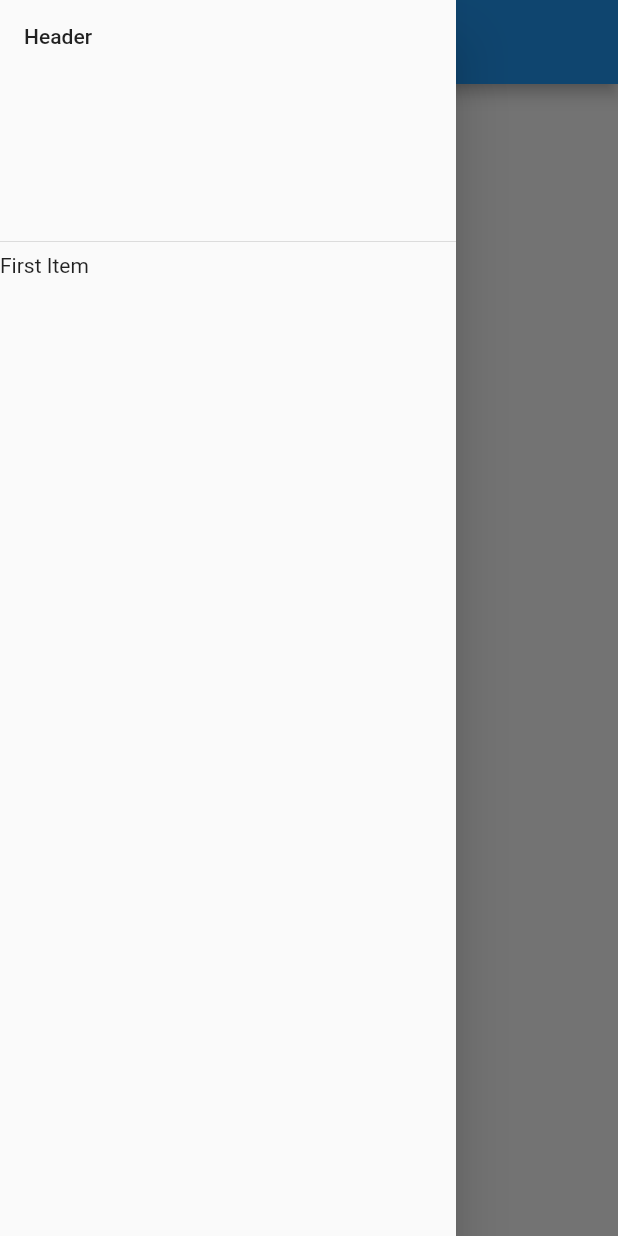
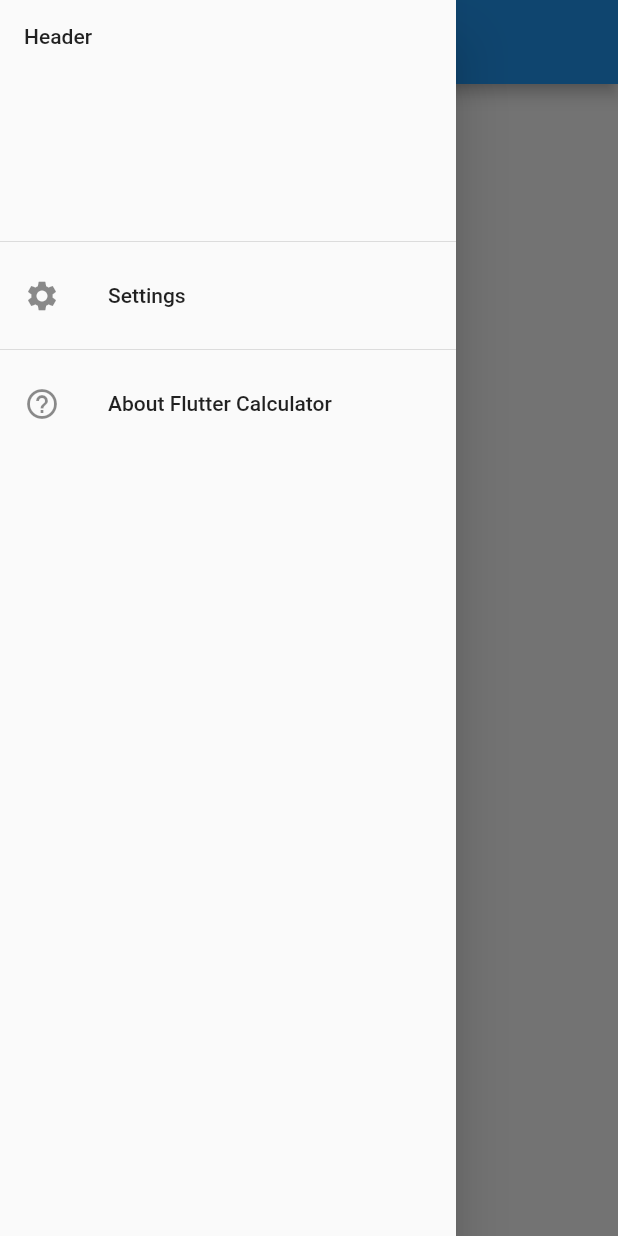
Before and after one commit to JRichter4/flutter-calc, a Flutter app: the screen it shows after launch, with the side drawer open, on a phone screen of 412 x 824 dp. Run offline on Flutter 3.47's test engine with Material 2 defaults, Android fonts, the phone set to English and light mode, and no system bars.

Commit message:
Create About Link
About this App link created in the navigation panel. A class was added for a LinkTextSpan to be used for TextSpans that can act as links

```diff
--- a/lib/calculator/drawer.dart
+++ b/lib/calculator/drawer.dart
@@ -1,4 +1,5 @@
 import 'package:flutter/material.dart';
+import 'package:calculator/tools/link_text_span.dart';
 
 class CalculatorDrawerHeader extends StatefulWidget {
   const CalculatorDrawerHeader({Key key}) : super(key: key);
@@ -10,7 +11,7 @@ class CalculatorDrawerHeader extends StatefulWidget {
 class _CalculatorDrawerHeaderState extends State<CalculatorDrawerHeader> {
   @override
   Widget build(BuildContext context) {
-    final double systemTopPadding = MediaQuery.of(context).padding.top;
+    //final double systemTopPadding = MediaQuery.of(context).padding.top;
 
     return new DrawerHeader(
       child: new Text("Header"),
@@ -23,11 +24,56 @@ class CalculatorDrawer extends StatelessWidget {
 
   @override
   Widget build(BuildContext context) {
+    final ThemeData themeData = Theme.of(context);
+    final TextStyle aboutTextStyle = themeData.textTheme.body2;
+    final TextStyle linkStyle =
+      themeData.textTheme.body2.copyWith(color: themeData.accentColor);
+
+    final Widget aboutItem = new AboutListTile(
+      icon: new Icon(Icons.help_outline),
+      applicationVersion: 'Alpha Pre-Release',
+      applicationIcon: new Icon(Icons.iso),
+      applicationLegalese: '© Joe Richter Development 2017',
+      aboutBoxChildren: <Widget>[
+        new Padding(
+          padding: const EdgeInsets.only(top: 20.0),
+          child: new RichText(
+            text: new TextSpan(children: <TextSpan>[
+              new TextSpan(
+                style: aboutTextStyle,
+                text: "Flutter Calculator is a fully customizable calculator "
+                    "that allows the user to completely control the layout and "
+                    " configure the buttons. This calculator is built on the "
+                    "Flutter Framework which is developed by Google in the Dart "
+                    "language.\n\nTo see the source code for this app, which is "
+                    "currently open source, visit our ",
+              ),
+              new LinkTextSpan(
+                style: linkStyle,
+                url: "https://github.com/JRichter4/flutter-calc",
+                text: "GitHub page",
+              ),
+            ]),
+          ),
+        ),
+      ],
+    );
+
     final List<Widget> drawerItems = <Widget>[
       new CalculatorDrawerHeader(),
-      new Text("First Item"),
+      new ListTile(
+        leading: new Icon(Icons.settings),
+        title: new Text("Settings"),
+      ),
+      new Divider(),
+      aboutItem,
     ];
 
-    return new Drawer(child: new ListView(primary: false, children: drawerItems));
+    return new Drawer(
+      child: new ListView(
+        primary: false,
+        children: drawerItems,
+      ),
+    );
   }
 }
--- /dev/null
+++ b/lib/tools/link_text_span.dart
@@ -0,0 +1,15 @@
+import 'package:flutter/material.dart';
+import 'package:flutter/gestures.dart';
+import 'package:url_launcher/url_launcher.dart';
+
+class LinkTextSpan extends TextSpan {
+  LinkTextSpan({
+    TextStyle style,
+    String url,
+    String text,
+  }) : super (
+    style: style,
+    text: text ?? url,
+    recognizer: new TapGestureRecognizer()..onTap = () { launch(url); }
+  );
+}
--- a/pubspec.yaml
+++ b/pubspec.yaml
@@ -4,6 +4,8 @@ description: A new flutter project.
 dependencies:
   flutter:
     sdk: flutter
+
+  url_launcher: ^0.4.0
 
 # For information on the generic Dart part of this file, see the
 # following page: https://www.dartlang.org/tools/pub/pubspec
```
Also changed, not shown: 4 other files.
